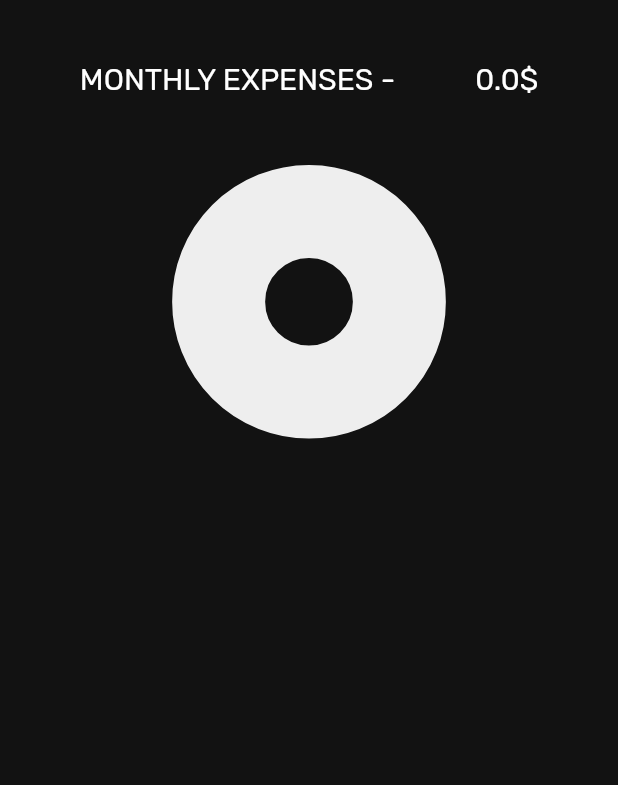
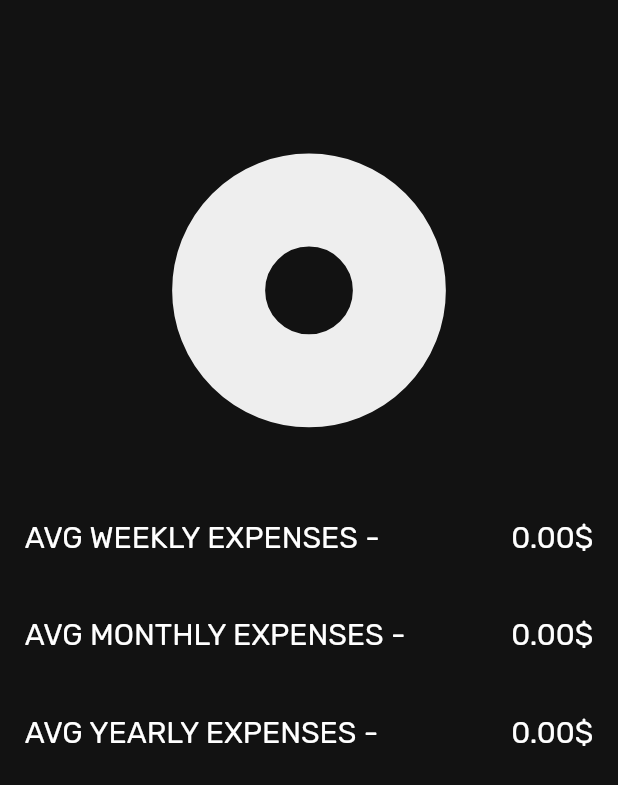
Before and after one commit to arpit-d/substrackerandroidapp, a Flutter app: the StatsDataBody widget shown alone on an empty page, opened directly, on a phone screen of 412 x 824 dp. Shown: the top 785 px of the screen. Run offline on Flutter 3.47's test engine with Material 2 defaults, Android fonts, the phone set to English and light mode, and no system bars; our stand-ins replace auto_size_text, charts_flutter, flushbar, flutter_slidable, flutter_typeahead, hive and 5 more; missing offline and left inert: gradient_text, random_color; accounts and stored records are empty; generated files the repository leaves out were written again.

Commit message:
some more insights changes

```diff
--- a/lib/ui/homepage/statistics/statistics_data.dart
+++ b/lib/ui/homepage/statistics/statistics_data.dart
@@ -19,7 +19,7 @@ class StatsData extends StatelessWidget {
           onPressed: () => Navigator.of(context).pop(),
         ),
         title: GradientText(
-          'Statistics',
+          'Insights',
           gradient: const LinearGradient(colors: [
             Color(0xFFFEB692),
             Color(0xFFEA5455),
@@ -67,6 +67,8 @@ class _StatsDataBodyState extends State<StatsDataBody> {
 
     List<SubStatData> subsStat = List();
     double sum = 0;
+    double yearly = 0;
+    double weekly = 0;
 
     subs.forEach((element) {
       double monthlySpend = element.subsPrice;
@@ -81,6 +83,8 @@ class _StatsDataBodyState extends State<StatsDataBody> {
         _randomColor.randomColor(colorBrightness: ColorBrightness.dark),
       );
       sum = sum + monthlySpend;
+      yearly = sum * 12;
+      weekly = yearly / 52.1429;
       subsStat.add(a);
     });
 
@@ -99,32 +103,14 @@ class _StatsDataBodyState extends State<StatsDataBody> {
           data: subsStat),
     ];
 
-    return Container(
+    return Center(
+      child: Container(
+        width: MediaQuery.of(context).size.width * 0.92,
         child: Column(
           mainAxisAlignment: MainAxisAlignment.start,
           children: <Widget>[
             SizedBox(
-            height: MediaQuery.of(context).size.height * 0.05,
-          ),
-          Row(
-            mainAxisAlignment: MainAxisAlignment.spaceEvenly,
-            children: [
-              const Text(
-                'MONTHLY EXPENSES -',
-                style: const TextStyle(
-                  fontSize: 20,
-                ),
-              ),
-              Text(
-                sum.toString() + '\$',
-                style: const TextStyle(
-                  fontSize: 20,
-                ),
-              )
-            ],
-          ),
-          SizedBox(
-            height: MediaQuery.of(context).size.height * 0.03,
+              height: MediaQuery.of(context).size.height * 0.1,
             ),
             Container(
               height: h * 0.27,
@@ -137,7 +123,8 @@ class _StatsDataBodyState extends State<StatsDataBody> {
                     charts.ArcLabelDecorator(
                         outsideLabelStyleSpec: theme.darkTheme
                             ? charts.TextStyleSpec(
-                              color: charts.MaterialPalette.white, fontSize: 13)
+                                color: charts.MaterialPalette.white,
+                                fontSize: 13)
                             : charts.TextStyleSpec(
                                 color: charts.MaterialPalette.black,
                                 fontSize: 13),
@@ -145,8 +132,72 @@ class _StatsDataBodyState extends State<StatsDataBody> {
                   ],
                 ),
               ),
+            ),
+            SizedBox(
+              height: MediaQuery.of(context).size.height * 0.05,
+            ),
+            Row(
+              mainAxisAlignment: MainAxisAlignment.spaceBetween,
+              children: [
+                const Text(
+                  'AVG WEEKLY EXPENSES -',
+                  style: const TextStyle(
+                    fontSize: 20,
+                  ),
+                ),
+                Text(
+                  weekly.toStringAsFixed(2) + '\$',
+                  style: const TextStyle(
+                    fontSize: 20,
+                  ),
                 )
               ],
+            ),
+            SizedBox(
+              height: MediaQuery.of(context).size.height * 0.05,
+            ),
+            Row(
+              mainAxisAlignment: MainAxisAlignment.spaceBetween,
+              children: [
+                const Text(
+                  'AVG MONTHLY EXPENSES -',
+                  style: const TextStyle(
+                    fontSize: 20,
+                  ),
+                ),
+                Text(
+                  sum.toStringAsFixed(2) + '\$',
+                  style: const TextStyle(
+                    fontSize: 20,
+                  ),
+                )
+              ],
+            ),
+            SizedBox(
+              height: MediaQuery.of(context).size.height * 0.05,
+            ),
+            Row(
+              mainAxisAlignment: MainAxisAlignment.spaceBetween,
+              children: [
+                const Text(
+                  'AVG YEARLY EXPENSES -',
+                  style: const TextStyle(
+                    fontSize: 20,
+                  ),
+                ),
+                Text(
+                  yearly.toStringAsFixed(2) + '\$',
+                  style: const TextStyle(
+                    fontSize: 20,
+                  ),
+                )
+              ],
+            ),
+            SizedBox(
+              height: MediaQuery.of(context).size.height * 0.03,
+            ),
+          ],
+        ),
       ),
     );
   }
```
Lines whose indentation alone changed are shown as unchanged.
